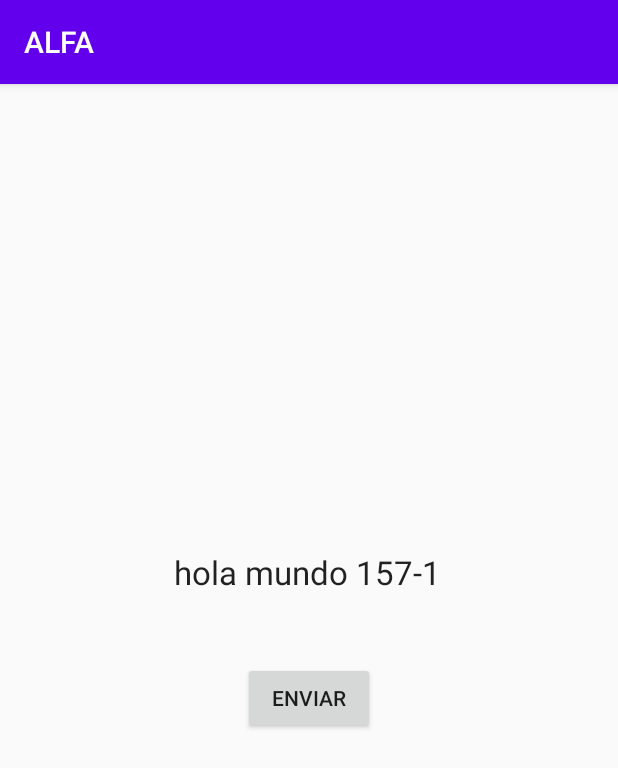
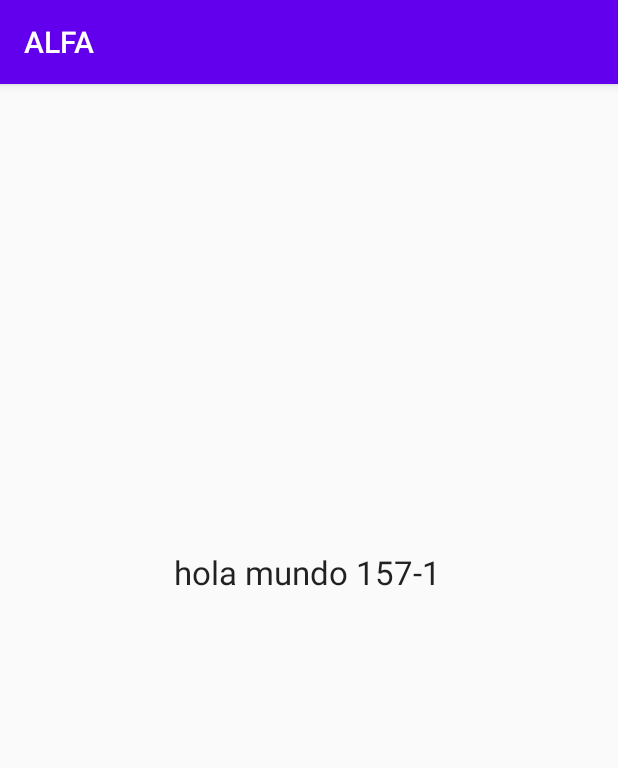
Before and after one commit to JesusDevs/BETADROID, an Android app: the screen it shows after launch (MainActivity), on a phone screen of 412 x 824 dp. Shown: the top 768 px of the screen. Run offline under Robolectric (Android 15) with nearby library versions, the phone set to English and light mode, and no system bars.

```diff
--- a/app/src/main/res/layout/activity_main.xml
+++ b/app/src/main/res/layout/activity_main.xml
@@ -23,16 +23,4 @@
         app:layout_constraintTop_toTopOf="parent"
         app:layout_constraintVertical_bias="1.0" />
 
-    <Button
-        android:id="@+id/button3"
-        android:layout_width="wrap_content"
-        android:layout_height="wrap_content"
-        android:layout_marginStart="155dp"
-        android:layout_marginTop="45dp"
-        android:layout_marginEnd="155dp"
-        android:text="enviar"
-        app:layout_constraintEnd_toEndOf="parent"
-        app:layout_constraintStart_toStartOf="parent"
-        app:layout_constraintTop_toBottomOf="@+id/textView2" />
-
 </androidx.constraintlayout.widget.ConstraintLayout>
```
Also changed, not shown: app/src/main/java/com/example/alfa/MainActivity.java (+12 -3 lines).
